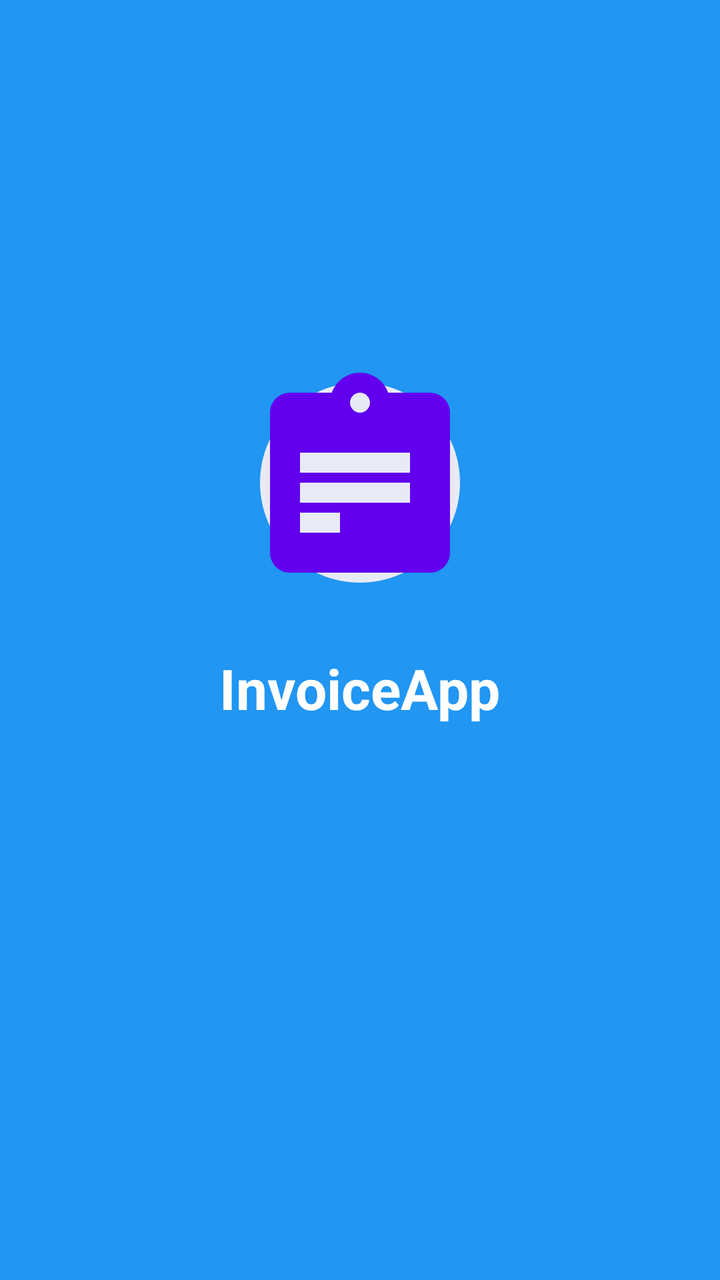
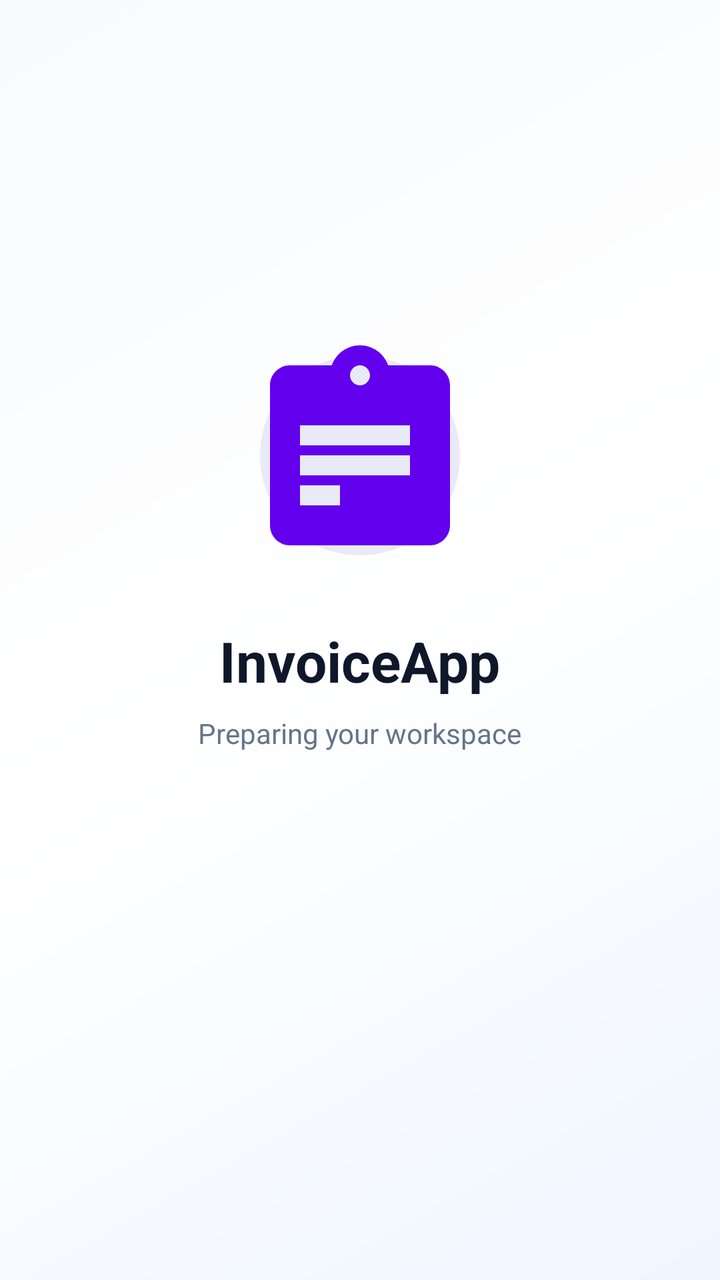

Screens rendered from an Android XML layout before and after an edit, with the pre-edit source and the edit as a unified diff.
<!-- AndroidManifest.xml: activity theme Theme.AppCompat.NoActionBar -->
<!-- res/layout/activity_splash.xml -->
<?xml version="1.0" encoding="utf-8"?>
<LinearLayout xmlns:android="http://schemas.android.com/apk/res/android"
    android:layout_width="match_parent"
    android:layout_height="match_parent"
    android:orientation="vertical"
    android:gravity="center"
    android:background="@color/primary">

    <ImageView
        android:layout_width="120dp"
        android:layout_height="120dp"
        android:src="@drawable/ic_invoice_logo"
        android:layout_marginBottom="24dp"/>

    <TextView
        android:layout_width="wrap_content"
        android:layout_height="wrap_content"
        android:text="InvoiceApp"
        android:textSize="28sp"
        android:textStyle="bold"
        android:textColor="@android:color/white"/>

    <ProgressBar
        android:layout_width="wrap_content"
        android:layout_height="wrap_content"
        android:layout_marginTop="48dp"
        android:indeterminateTint="@android:color/white"/>

</LinearLayout>
<!-- resources referenced by this layout -->
<resources>
  <color name="primary">#2196F3</color>
  <!-- drawable ic_invoice_logo (drawable) -->
  <vector xmlns:android="http://schemas.android.com/apk/res/android"
      android:width="48dp"
      android:height="48dp"
      android:viewportWidth="24"
      android:viewportHeight="24">
  
      
      <path
          android:fillColor="#E8EAF6"
          android:pathData="M12,2 C6.48,2 2,6.48 2,12 C2,17.52 6.48,22 12,22 C17.52,22 22,17.52 22,12 C22,6.48 17.52,2 12,2 Z" />
  
      
      <path
          android:fillColor="#FF6200EE"
          android:pathData="M19,3h-4.18C14.4,1.84 13.3,1 12,1c-1.3,0 -2.4,0.84 -2.82,2H5c-1.1,0 -2,0.9 -2,2v14c0,1.1 0.9,2 2,2h14c1.1,0 2,-0.9 2,-2V5c0,-1.1 -0.9,-2 -2,-2zM12,3c0.55,0 1,0.45 1,1s-0.45,1 -1,1 -1,-0.45 -1,-1 0.45,-1 1,-1zM10,17H6v-2h4V17zM17,11H6V9h11V11zM17,14H6v-2h11V14z"/>
  
  </vector>
</resources>

<!-- the commit's change to res/layout/activity_splash.xml (unified diff, before → after) -->
@@ -4,26 +4,38 @@
     android:layout_height="match_parent"
     android:orientation="vertical"
     android:gravity="center"
-    android:background="@color/primary">
+    android:background="@drawable/splash_background">
 
     <ImageView
+        android:id="@+id/imgSplashLogo"
         android:layout_width="120dp"
         android:layout_height="120dp"
         android:src="@drawable/ic_invoice_logo"
         android:layout_marginBottom="24dp"/>
 
     <TextView
+        android:id="@+id/tvSplashTitle"
         android:layout_width="wrap_content"
         android:layout_height="wrap_content"
         android:text="InvoiceApp"
         android:textSize="28sp"
         android:textStyle="bold"
-        android:textColor="@android:color/white"/>
+        android:textColor="@color/text_primary"/>
+
+    <TextView
+        android:id="@+id/tvSplashSubtitle"
+        android:layout_width="wrap_content"
+        android:layout_height="wrap_content"
+        android:layout_marginTop="8dp"
+        android:text="Preparing your workspace"
+        android:textColor="@color/text_secondary"
+        android:textSize="14sp" />
 
     <ProgressBar
+        android:id="@+id/progressSplash"
         android:layout_width="wrap_content"
         android:layout_height="wrap_content"
         android:layout_marginTop="48dp"
-        android:indeterminateTint="@android:color/white"/>
+        android:indeterminateTint="@color/primary"/>
 
 </LinearLayout>
<!-- resource entries referenced after the edit -->
@@ -1,6 +1,8 @@
 <!-- resources referenced by this layout -->
 <resources>
-  <color name="primary">#2196F3</color>
+  <color name="primary">#2563EB</color>
+  <color name="text_primary">#0F172A</color>
+  <color name="text_secondary">#64748B</color>
   <!-- drawable ic_invoice_logo (drawable) -->
   <vector xmlns:android="http://schemas.android.com/apk/res/android"
       android:width="48dp"
@@ -19,5 +21,20 @@
           android:pathData="M19,3h-4.18C14.4,1.84 13.3,1 12,1c-1.3,0 -2.4,0.84 -2.82,2H5c-1.1,0 -2,0.9 -2,2v14c0,1.1 0.9,2 2,2h14c1.1,0 2,-0.9 2,-2V5c0,-1.1 -0.9,-2 -2,-2zM12,3c0.55,0 1,0.45 1,1s-0.45,1 -1,1 -1,-0.45 -1,-1 0.45,-1 1,-1zM10,17H6v-2h4V17zM17,11H6V9h11V11zM17,14H6v-2h11V14z"/>
   
   </vector>
+  <!-- drawable splash_background (drawable) -->
+  <?xml version="1.0" encoding="utf-8"?>
+  <layer-list xmlns:android="http://schemas.android.com/apk/res/android">
+  
+      <item>
+          <shape>
+              <gradient
+                  android:startColor="#EFF6FF"
+                  android:centerColor="#FFFFFF"
+                  android:endColor="#F8FAFC"
+                  android:angle="135"/>
+          </shape>
+      </item>
+  
+  </layer-list>
 </resources>
 
